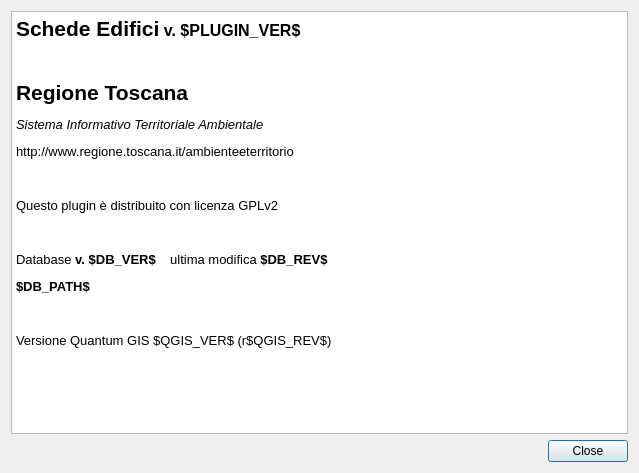
Before: the Qt Designer form ui/dlgAbout.ui in faunalia/rt_omero, drawn with Qt 5.
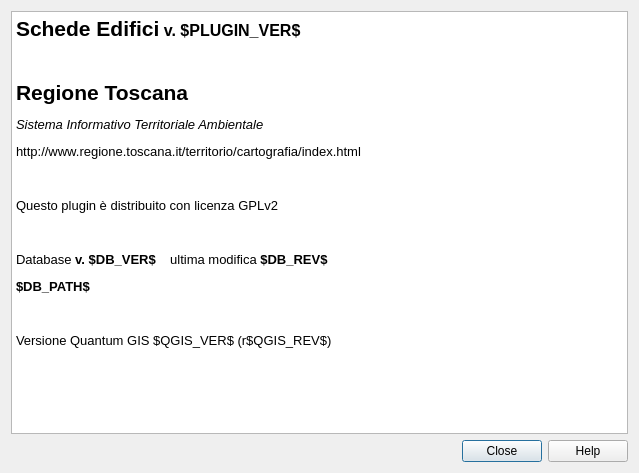
After: the same form once the commit is applied.

The edit to the form file:
```diff
--- a/ui/dlgAbout.ui
+++ b/ui/dlgAbout.ui
@@ -20,7 +20,7 @@
       <enum>Qt::Horizontal</enum>
      </property>
      <property name="standardButtons">
-      <set>QDialogButtonBox::Close</set>
+      <set>QDialogButtonBox::Close|QDialogButtonBox::Help</set>
      </property>
     </widget>
    </item>
@@ -35,7 +35,7 @@
 &lt;p style=&quot;-qt-paragraph-type:empty; margin-top:12px; margin-bottom:0px; margin-left:0px; margin-right:0px; -qt-block-indent:0; text-indent:0px; font-weight:600;&quot;&gt;&lt;/p&gt;
 &lt;p style=&quot; margin-top:12px; margin-bottom:0px; margin-left:0px; margin-right:0px; -qt-block-indent:0; text-indent:0px;&quot;&gt;&lt;span style=&quot; font-size:16pt; font-weight:600;&quot;&gt;Regione Toscana&lt;/span&gt;&lt;/p&gt;
 &lt;p style=&quot; margin-top:12px; margin-bottom:0px; margin-left:0px; margin-right:0px; -qt-block-indent:0; text-indent:0px;&quot;&gt;&lt;span style=&quot; font-style:italic;&quot;&gt;Sistema Informativo Territoriale Ambientale&lt;/span&gt;&lt;/p&gt;
-&lt;p style=&quot; margin-top:12px; margin-bottom:0px; margin-left:0px; margin-right:0px; -qt-block-indent:0; text-indent:0px;&quot;&gt;http://www.regione.toscana.it/ambienteeterritorio&lt;/p&gt;
+&lt;p style=&quot; margin-top:12px; margin-bottom:0px; margin-left:0px; margin-right:0px; -qt-block-indent:0; text-indent:0px;&quot;&gt;http://www.regione.toscana.it/territorio/cartografia/index.html&lt;/p&gt;
 &lt;p style=&quot;-qt-paragraph-type:empty; margin-top:12px; margin-bottom:0px; margin-left:0px; margin-right:0px; -qt-block-indent:0; text-indent:0px;&quot;&gt;&lt;/p&gt;
 &lt;p style=&quot; margin-top:12px; margin-bottom:0px; margin-left:0px; margin-right:0px; -qt-block-indent:0; text-indent:0px;&quot;&gt;Questo plugin è distribuito con licenza GPLv2&lt;/p&gt;
 &lt;p style=&quot;-qt-paragraph-type:empty; margin-top:12px; margin-bottom:0px; margin-left:0px; margin-right:0px; -qt-block-indent:0; text-indent:0px;&quot;&gt;&lt;/p&gt;
```
